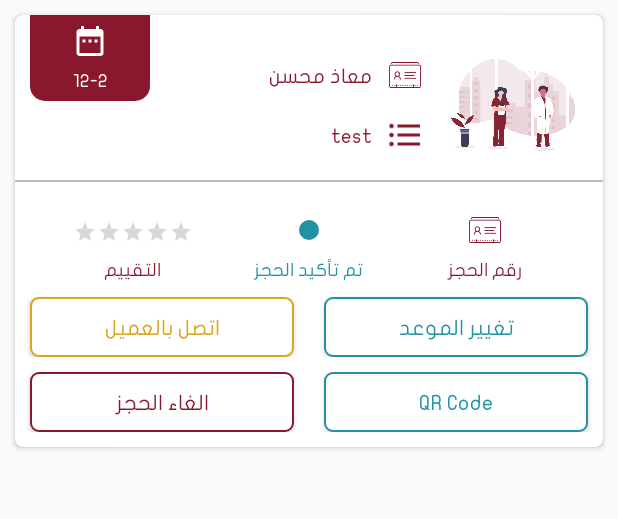
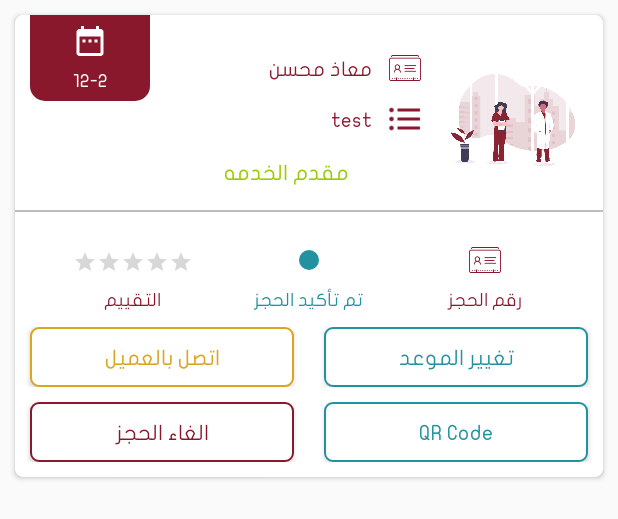
Before and after one commit to abdelrahmanhesham13/SenoritaProvider, an Android app: the layout list_reservation_item.xml on its own in the app's theme, with its tools: preview values and no code run, on a phone screen of 412 x 824 dp. Shown: the top 519 px of the screen. Run offline under Robolectric (Android 15) with nearby library versions, the phone set to English and light mode, and no system bars.

Commit message:
Latest Edits

```diff
--- a/app/build.gradle
+++ b/app/build.gradle
@@ -9,8 +9,8 @@ android {
         applicationId "com.senoritasaudi.senoritaprovider"
         minSdkVersion 17
         targetSdkVersion 29
-        versionCode 4
-        versionName "1.3"
+        versionCode 6
+        versionName "1.4"
         multiDexEnabled true
         testInstrumentationRunner "androidx.test.runner.AndroidJUnitRunner"
     }
--- a/app/src/main/java/com/senoritasaudi/senoritaprovider/views/adapters/BookingsAdapter.java
+++ b/app/src/main/java/com/senoritasaudi/senoritaprovider/views/adapters/BookingsAdapter.java
@@ -62,6 +62,7 @@ public class BookingsAdapter extends RecyclerView.Adapter<BookingsAdapter.Reserv
         }
 
         holder.listReservationItemBinding.reservationNumber.setText(String.format("%s : %s", mContext.getString(R.string.reservation_number), requestModels.get(position).getId()));
+        holder.listReservationItemBinding.price.setText("سعر العرض : " + requestModels.get(position).getOffer().getPrice());
         holder.listReservationItemBinding.date.setText(requestModels.get(position).getSelectedDate() + "\n" + requestModels.get(position).getSelectedTime());
         holder.listReservationItemBinding.textView21.setText(mContext.getString(R.string.offer_number) + " : " + requestModels.get(position).getOfferId());
         Glide.with(mContext)
--- a/app/src/main/res/layout/list_reservation_item.xml
+++ b/app/src/main/res/layout/list_reservation_item.xml
@@ -26,7 +26,7 @@
                 <ImageView
                     android:id="@+id/imageView30"
                     android:layout_width="100dp"
-                    android:layout_height="100dp"
+                    android:layout_height="120dp"
                     android:layout_marginStart="10dp"
                     android:layout_marginTop="10dp"
                     android:src="@drawable/im_intro_3"
@@ -77,24 +77,38 @@
                     app:layout_constraintTop_toTopOf="@+id/clinic_name" />
 
                 <TextView
+                    android:id="@+id/price"
                     android:layout_width="0dp"
-                    app:layout_constraintVertical_chainStyle="packed"
                     android:layout_height="wrap_content"
-                    android:ellipsize="end"
-                    android:scrollHorizontally="true"
                     android:layout_marginStart="10dp"
-                    android:layout_marginLeft="10dp"
-                    android:text="test"
-                    android:textSize="13sp"
-                    android:textAlignment="viewStart"
-                    android:gravity="start|center_vertical"
-                    android:id="@+id/clinic_name"
-                    android:textColor="@color/colorPrimary"
+                    android:gravity="center"
+                    app:layout_constraintEnd_toStartOf="@+id/linearLayout"
+                    android:text="@string/clinic_name"
+                    app:layout_constraintTop_toBottomOf="@id/clinic_name"
+                    android:textColor="@android:color/holo_green_light"
                     app:fontFamily="@font/jf_flat"
                     app:layout_constraintBottom_toBottomOf="@+id/imageView30"
+                    app:layout_constraintStart_toEndOf="@+id/imageView30" />
+
+
+                <TextView
+                    android:id="@+id/clinic_name"
+                    android:layout_width="0dp"
+                    android:layout_height="wrap_content"
+                    android:layout_marginStart="10dp"
+                    android:ellipsize="end"
+                    android:gravity="start|center_vertical"
+                    android:scrollHorizontally="true"
+                    android:text="test"
+                    android:textAlignment="viewStart"
+                    android:textColor="@color/colorPrimary"
+                    android:textSize="13sp"
+                    app:fontFamily="@font/jf_flat"
+                    app:layout_constraintBottom_toTopOf="@+id/price"
                     app:layout_constraintEnd_toStartOf="@+id/linearLayout"
                     app:layout_constraintStart_toEndOf="@+id/imageView32"
-                    app:layout_constraintTop_toBottomOf="@+id/textView21" />
+                    app:layout_constraintTop_toBottomOf="@+id/textView21"
+                    app:layout_constraintVertical_chainStyle="packed" />
 
                 <View
                     android:id="@+id/view6"
--- a/build.gradle
+++ b/build.gradle
@@ -8,7 +8,7 @@ buildscript {
 
     }
     dependencies {
-        classpath 'com.android.tools.build:gradle:4.0.0'
+        classpath 'com.android.tools.build:gradle:4.0.1'
         classpath 'com.google.gms:google-services:4.3.3'
 
         // NOTE: Do not place your application dependencies here; they belong
```
